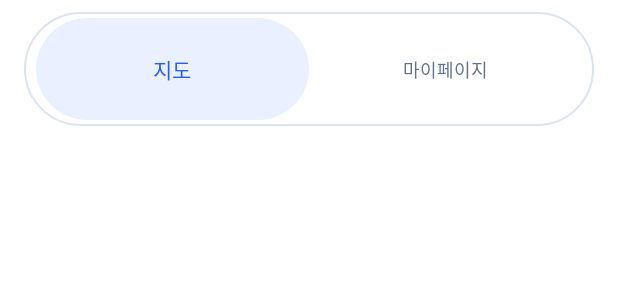
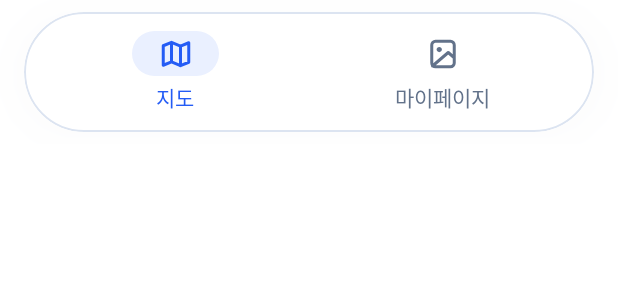
Before and after one commit to Wattagam/Wattagam-app, an Android app built with Jetpack Compose: the @Preview function BottomNavigationPreview, on a phone screen of 412 x 824 dp. Shown: the top 300 px of the screen. Run offline under Robolectric (Android 15) with nearby library versions, the phone set to English and light mode, and no system bars; Roboto replaces fonts that are not available here.

Commit message:
feat: 하단 탭에 아이콘과 선택 알약

```diff
--- a/Android/app/build.gradle.kts
+++ b/Android/app/build.gradle.kts
@@ -29,8 +29,8 @@ android {
         applicationId = "com.wattagam.app"
         minSdk = 26
         targetSdk = 37
-        versionCode = 2
-        versionName = "1.1.0"
+        versionCode = 3
+        versionName = "1.1.1"
         testInstrumentationRunner = "androidx.test.runner.AndroidJUnitRunner"
         buildConfigField("String", "KAKAO_NATIVE_APP_KEY", "\"$kakaoNativeAppKey\"")
         buildConfigField("String", "WATTAGAM_API_URL", "\"$wattagamApiUrl\"")
--- a/Android/app/src/main/java/com/wattagam/app/ui/components/BottomNavigation.kt
+++ b/Android/app/src/main/java/com/wattagam/app/ui/components/BottomNavigation.kt
@@ -1,24 +1,33 @@
 package com.wattagam.app.ui.components
 
+import androidx.annotation.DrawableRes
+import androidx.compose.animation.animateColorAsState
 import androidx.compose.foundation.BorderStroke
+import androidx.compose.foundation.background
+import androidx.compose.foundation.layout.Arrangement
+import androidx.compose.foundation.layout.Box
+import androidx.compose.foundation.layout.Column
 import androidx.compose.foundation.layout.Row
 import androidx.compose.foundation.layout.fillMaxWidth
 import androidx.compose.foundation.layout.heightIn
+import androidx.compose.foundation.layout.navigationBarsPadding
 import androidx.compose.foundation.layout.padding
-import androidx.compose.foundation.layout.navigationBarsPadding
-import androidx.compose.material3.ButtonDefaults
+import androidx.compose.foundation.layout.size
+import androidx.compose.foundation.selection.selectable
+import androidx.compose.material3.Icon
 import androidx.compose.material3.MaterialTheme
 import androidx.compose.material3.Surface
 import androidx.compose.material3.Text
-import androidx.compose.material3.TextButton
 import androidx.compose.runtime.Composable
+import androidx.compose.runtime.getValue
+import androidx.compose.ui.Alignment
 import androidx.compose.ui.Modifier
+import androidx.compose.ui.draw.clip
+import androidx.compose.ui.draw.shadow
 import androidx.compose.ui.graphics.Color
+import androidx.compose.ui.res.painterResource
 import androidx.compose.ui.res.stringResource
 import androidx.compose.ui.semantics.Role
-import androidx.compose.ui.semantics.role
-import androidx.compose.ui.semantics.selected
-import androidx.compose.ui.semantics.semantics
 import androidx.compose.ui.tooling.preview.Preview
 import androidx.compose.ui.unit.dp
 import com.wattagam.app.R
@@ -29,39 +38,50 @@ import com.wattagam.app.ui.theme.WattagamTheme
 
 enum class MainTab { Map, MyPage }
 
-/** 하단 탐색 · BottomNavigation (지도 / 마이페이지). 선택 상태는 현재 화면에서 결정 */
+/**
+ * 하단 탐색 · BottomNavigation (지도 / 마이페이지). 선택 상태는 현재 화면에서 결정.
+ * 알약 모양으로 떠 있는 막대: 얇은 테두리와 옅은 그림자, 선택한 탭은 아이콘 뒤 연한 파란 알약.
+ */
 @Composable
 fun BottomNavigation(selected: MainTab, onSelect: (MainTab) -> Unit, modifier: Modifier = Modifier) {
     Surface(
-        modifier = modifier.navigationBarsPadding().fillMaxWidth().padding(horizontal = 16.dp, vertical = 8.dp),
-        // 떠 있는 그림자 없이 얇은 테두리로만 구분한다
+        modifier = modifier
+            .navigationBarsPadding()
+            .fillMaxWidth()
+            .padding(horizontal = 16.dp, vertical = 8.dp)
+            .shadow(16.dp, WattagamShapes.Pill, ambientColor = WattagamColors.Primary.copy(alpha = 0.10f), spotColor = WattagamColors.Ink.copy(alpha = 0.12f)),
         shape = WattagamShapes.Pill,
         color = WattagamColors.Surface,
         border = BorderStroke(1.dp, WattagamColors.Border),
     ) {
-        Row(Modifier.padding(horizontal = 8.dp, vertical = 4.dp)) {
-            TabItem(stringResource(R.string.nav_map), selected == MainTab.Map, Modifier.weight(1f)) { onSelect(MainTab.Map) }
-            TabItem(stringResource(R.string.nav_mypage), selected == MainTab.MyPage, Modifier.weight(1f)) { onSelect(MainTab.MyPage) }
+        Row(Modifier.padding(horizontal = 12.dp, vertical = 8.dp)) {
+            TabItem(stringResource(R.string.nav_map), R.drawable.ic_nav_map, selected == MainTab.Map, Modifier.weight(1f)) { onSelect(MainTab.Map) }
+            TabItem(stringResource(R.string.nav_mypage), R.drawable.ic_nav_mypage, selected == MainTab.MyPage, Modifier.weight(1f)) { onSelect(MainTab.MyPage) }
         }
     }
 }
 
 @Composable
-private fun TabItem(label: String, active: Boolean, modifier: Modifier, onClick: () -> Unit) {
-    TextButton(
-        onClick = onClick,
-        modifier = modifier
-            .heightIn(min = WattagamSizes.TouchTarget + 20.dp)
-            .semantics { selected = active; role = Role.Tab },
-        shape = WattagamShapes.Pill,
-        // 선택된 탭은 연한 강조색 알약으로 감싼다 (Material 3 Expressive)
-        colors = ButtonDefaults.textButtonColors(containerColor = if (active) WattagamColors.PrimarySoft else Color.Transparent),
+private fun TabItem(label: String, @DrawableRes icon: Int, active: Boolean, modifier: Modifier, onClick: () -> Unit) {
+    val indicator by animateColorAsState(if (active) WattagamColors.PrimarySoft else Color.Transparent, label = "tabIndicator")
+    val ink = if (active) WattagamColors.Primary else WattagamColors.Muted
+    Column(
+        modifier
+            .heightIn(min = WattagamSizes.TouchTarget + 16.dp)
+            .clip(WattagamShapes.Card)
+            .selectable(selected = active, onClick = onClick, role = Role.Tab)
+            .padding(vertical = 4.dp),
+        horizontalAlignment = Alignment.CenterHorizontally,
+        verticalArrangement = Arrangement.spacedBy(4.dp, Alignment.CenterVertically),
     ) {
-        Text(
-            label,
-            style = if (active) MaterialTheme.typography.labelMedium else MaterialTheme.typography.labelSmall,
-            color = if (active) WattagamColors.Primary else WattagamColors.Muted,
-        )
+        // 아이콘 설명은 아래 글자로 충분하다
+        Box(
+            Modifier.size(width = 58.dp, height = 30.dp).clip(WattagamShapes.Pill).background(indicator),
+            contentAlignment = Alignment.Center,
+        ) {
+            Icon(painterResource(icon), contentDescription = null, modifier = Modifier.size(24.dp), tint = ink)
+        }
+        Text(label, style = MaterialTheme.typography.labelMedium, color = ink)
     }
 }
 
--- /dev/null
+++ b/Android/app/src/main/res/drawable/ic_nav_map.xml
@@ -0,0 +1,10 @@
+<?xml version="1.0" encoding="utf-8"?>
+<!-- 하단 탭 · 지도 (접힌 지도 선 아이콘). 색은 화면에서 tint 로 -->
+<vector xmlns:android="http://schemas.android.com/apk/res/android"
+    android:width="24dp" android:height="24dp"
+    android:viewportWidth="24" android:viewportHeight="24">
+    <path
+        android:pathData="M3.5,6.5L9,4.25L15,6.75L20.5,4.5V17.5L15,19.75L9,17.25L3.5,19.5Z M9,4.25V17.25 M15,6.75V19.75"
+        android:strokeColor="#FF000000" android:strokeWidth="2"
+        android:strokeLineCap="round" android:strokeLineJoin="round" />
+</vector>
--- /dev/null
+++ b/Android/app/src/main/res/drawable/ic_nav_mypage.xml
@@ -0,0 +1,13 @@
+<?xml version="1.0" encoding="utf-8"?>
+<!-- 하단 탭 · 마이페이지 (내 사진 기록 액자 아이콘). 색은 화면에서 tint 로 -->
+<vector xmlns:android="http://schemas.android.com/apk/res/android"
+    android:width="24dp" android:height="24dp"
+    android:viewportWidth="24" android:viewportHeight="24">
+    <path
+        android:pathData="M7,3.5H17A2.5,2.5 0,0 1,19.5 6V18A2.5,2.5 0,0 1,17 20.5H7A2.5,2.5 0,0 1,4.5 18V6A2.5,2.5 0,0 1,7 3.5Z M19.5,14.5L15.5,11L5,20"
+        android:strokeColor="#FF000000" android:strokeWidth="2"
+        android:strokeLineCap="round" android:strokeLineJoin="round" />
+    <path
+        android:pathData="M9.5,7.25A1.75,1.75 0,1 1,9.5 10.75A1.75,1.75 0,1 1,9.5 7.25Z"
+        android:fillColor="#FF000000" />
+</vector>
```
